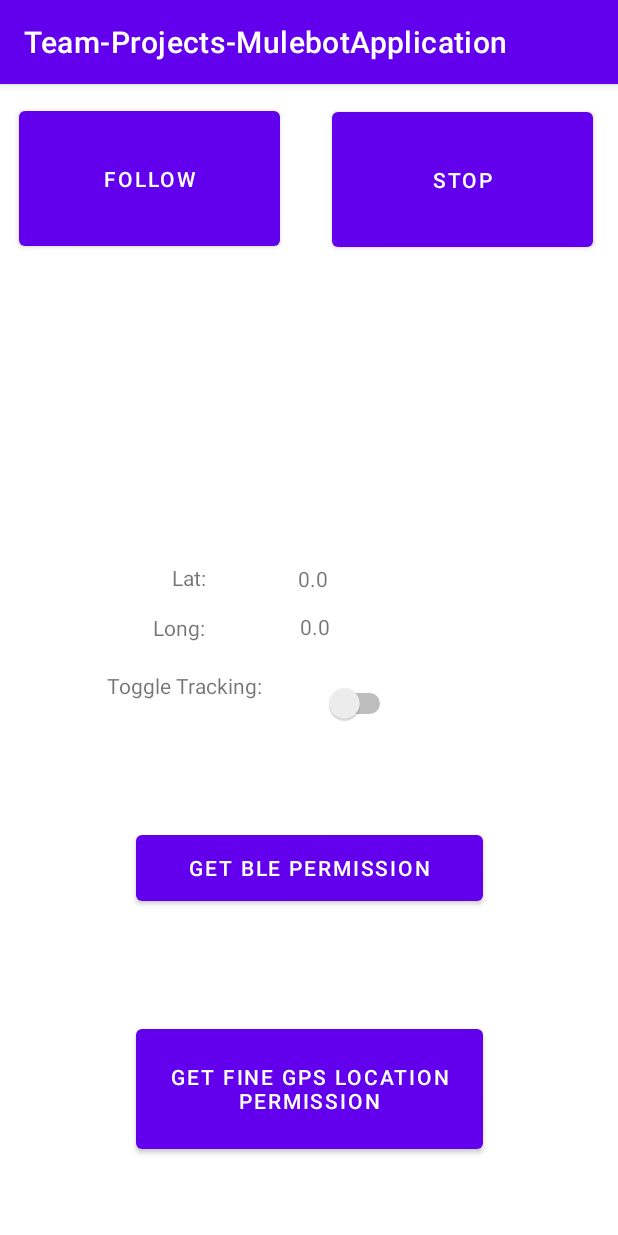
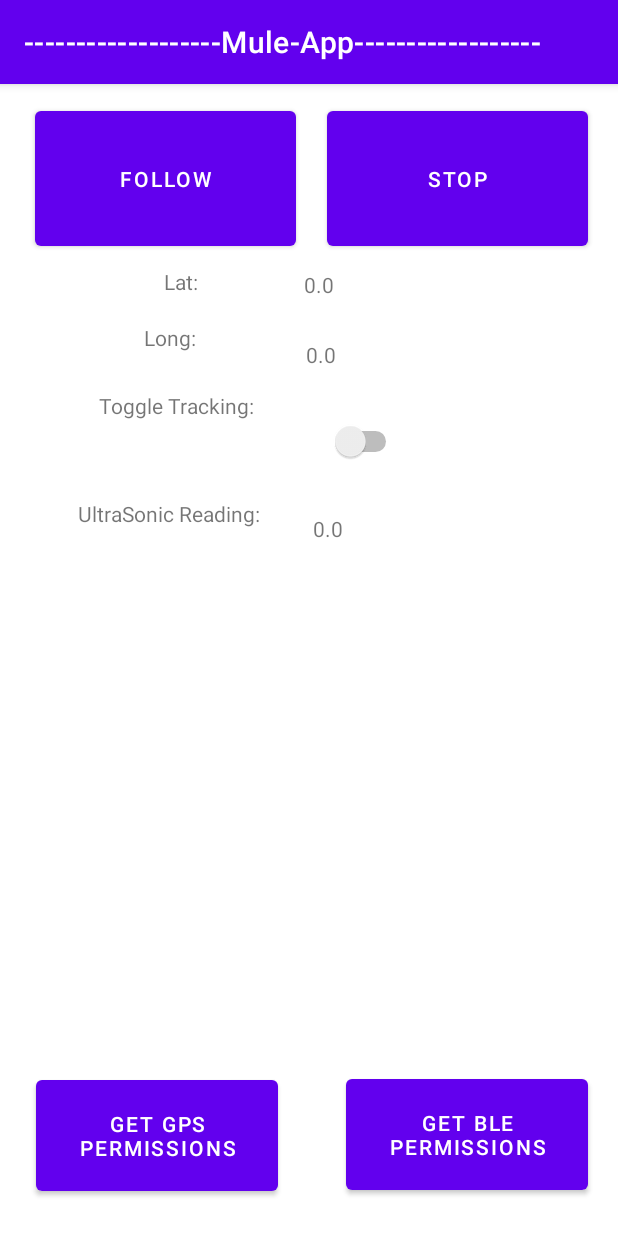
Before and after one commit to brienschmaltz/Team-Projects-Mulebot-MobileApplication, an Android app: the screen it shows after launch (MainActivity), on a phone screen of 412 x 824 dp. Run offline under Robolectric (Android 15) with nearby library versions, the phone set to English and light mode, and no system bars; libraries missing offline, so code that uses them is left out: pub.devrel.easypermissions.

Commit message:
New layout, bluetooth code refactored.

```diff
--- a/app/src/main/java/com/example/team_projects_mulebotapplication/AcceptThread.java
+++ /dev/null
@@ -1,4 +0,0 @@
-package com.example.team_projects_mulebotapplication;
-
-public class AcceptThread {
-}
--- a/app/src/main/java/com/example/team_projects_mulebotapplication/MainActivity.java
+++ b/app/src/main/java/com/example/team_projects_mulebotapplication/MainActivity.java
@@ -16,7 +16,10 @@ import android.location.Location;
 
 import android.os.Bundle;
 import android.view.View;
+import android.widget.AdapterView;
+import android.widget.ArrayAdapter;
 import android.widget.Button;
+import android.widget.ListView;
 import android.widget.Switch;
 import android.widget.TextView;
 import android.widget.Toast;
@@ -28,6 +31,7 @@ import com.google.android.gms.location.LocationResult;
 import com.google.android.gms.location.LocationServices;
 import com.google.android.gms.tasks.OnSuccessListener;
 
+import java.util.ArrayList;
 import java.util.Set;
 
 import pub.devrel.easypermissions.AfterPermissionGranted;
@@ -39,7 +43,6 @@ public class MainActivity extends AppCompatActivity {
     Switch sw_locationupdates;
     String display_null = "Not live tracking";
 
-
     boolean requestingLocationUpdates = false;
 
     //GPS info var creation
@@ -50,6 +53,11 @@ public class MainActivity extends AppCompatActivity {
 
     //Bluetooth var creation
     private final int REQUEST_ENABLE_BT = 4;
+    ListView mDeviceList;
+    private BluetoothAdapter mBluetoothAdapter = null;
+    private Set <BluetoothDevice> mPairedDevices;
+
+    public static String EXTRA_ADDRESS = "device_address";
 
     @Override
     protected void onCreate(Bundle savedInstanceState) {
@@ -60,9 +68,33 @@ public class MainActivity extends AppCompatActivity {
         //Attaching GUI to code
         d_button = findViewById(R.id.d_button);
         d_gps_perm_button = findViewById(R.id.d_gps_perm_button);
+
         tv_lat = findViewById(R.id.tv_lat);
         tv_long = findViewById(R.id.tv_long);
+
         sw_locationupdates = findViewById(R.id.sw_locationupdates);
+        mDeviceList = (ListView)findViewById(R.id.bluetooth_list_view);
+
+        //---------------------------------------
+        //New Bluetooth Code for ListView
+        //---------------------------------------
+
+        BluetoothAdapter mBluetoothAdapter = BluetoothAdapter.getDefaultAdapter();
+
+        if(mBluetoothAdapter == null) {
+            Toast.makeText(getApplicationContext(), "Bluetooth Device Not Available", Toast.LENGTH_LONG).show();
+            finish();
+        }
+        else {
+            if (mBluetoothAdapter.isEnabled()) {
+                listPairedDevices();
+            }
+            else {
+                //Ask to the user turn the bluetooth on
+                Intent enableBtIntent = new Intent(BluetoothAdapter.ACTION_REQUEST_ENABLE);
+                startActivityForResult(enableBtIntent,REQUEST_ENABLE_BT);
+            }
+        }
 
         //Button to get GPS permissions
         d_gps_perm_button.setOnClickListener(new View.OnClickListener() {
@@ -76,6 +108,7 @@ public class MainActivity extends AppCompatActivity {
             public void onClick(View view) {
                 requestBluetoothPermission();
                 requestBluetoothAdminPermission();
+                //startBluetooth();
             }
         });
 
@@ -120,7 +153,7 @@ public class MainActivity extends AppCompatActivity {
     }
 
     //Bluetooth code
-
+/*
     private void startBluetooth() {
 
         //Check for support
@@ -155,6 +188,7 @@ public class MainActivity extends AppCompatActivity {
 
             //Next
 
+
             //Before performing device discovery, it's worth querying the set of paired devices to see if the desired device is already known.
             Set<BluetoothDevice> pairedDevices = bluetoothAdapter.getBondedDevices();
 
@@ -167,9 +201,6 @@ public class MainActivity extends AppCompatActivity {
             }
         }
     }
-    // Unsure what this code is doing
-
-    // More research into bluetooth
 
     // Register for broadcasts when a device is discovered.
     //IntentFilter filter = new IntentFilter(BluetoothDevice.ACTION_FOUND);
@@ -197,6 +228,40 @@ public class MainActivity extends AppCompatActivity {
         unregisterReceiver(receiver);
 
     }
+ */
+    //New Bluetooth code for ListView
+
+    private void listPairedDevices() {
+        mPairedDevices = mBluetoothAdapter.getBondedDevices();
+        ArrayList list = new ArrayList();
+
+        if (mPairedDevices.size() > 0) {
+            for (BluetoothDevice bt : mPairedDevices) {
+                list.add(bt.getName() + "\n" + bt.getAddress());
+            }
+        } else {
+            Toast.makeText(getApplicationContext(), "No Paired Bluetooth Devices Found.", Toast.LENGTH_LONG).show();
+        }
+
+        final ArrayAdapter adapter = new ArrayAdapter(this, android.R.layout.simple_list_item_1, list);
+        mDeviceList.setAdapter(adapter);
+        mDeviceList.setOnItemClickListener(myListClickListener); //Method called when the device from the list is clicked
+    }
+    private AdapterView.OnItemClickListener myListClickListener = new AdapterView.OnItemClickListener()
+    {
+        public void onItemClick (AdapterView av, View v, int arg2, long arg3)
+        {
+            // Get the device MAC address, the last 17 chars in the View
+            String info = ((TextView) v).getText().toString();
+            String address = info.substring(info.length() - 17);
+            // Make an intent to start next activity.
+            //Intent i = new Intent(DeviceListActivity.this, MyCommunicationsActivity.class);
+            //Change the activity.
+            //i.putExtra(EXTRA_ADDRESS, address); //this will be received at CommunicationsActivity
+            //startActivity(i);
+        }
+    };
+
 
     //Next
 
@@ -233,6 +298,7 @@ public class MainActivity extends AppCompatActivity {
                     });
         }
     }
+
     private void updateUI(Location location) {
         tv_lat.setText(String.valueOf(location.getLatitude()));
         tv_long.setText(String.valueOf(location.getLongitude()));
--- a/app/src/main/res/layout/activity_main.xml
+++ b/app/src/main/res/layout/activity_main.xml
@@ -10,47 +10,83 @@
         android:id="@+id/tv_lat"
         android:layout_width="185dp"
         android:layout_height="29dp"
-        android:layout_marginTop="320dp"
-        android:layout_marginEnd="28dp"
-        android:layout_marginRight="28dp"
+        android:layout_marginTop="124dp"
+        android:layout_marginEnd="24dp"
+        android:layout_marginRight="24dp"
         android:text="0.0"
         app:layout_constraintEnd_toEndOf="parent"
         app:layout_constraintTop_toTopOf="parent" />
 
     <TextView
+        android:id="@+id/label_long"
+        android:layout_width="82dp"
+        android:layout_height="29dp"
+        android:layout_marginTop="8dp"
+        android:text="Long:"
+        app:layout_constraintEnd_toStartOf="@+id/tv_long"
+        app:layout_constraintHorizontal_bias="0.788"
+        app:layout_constraintStart_toStartOf="parent"
+        app:layout_constraintTop_toBottomOf="@+id/label_lat" />
+
+    <Switch
+        android:id="@+id/sw_locationupdates"
+        android:layout_width="60dp"
+        android:layout_height="48dp"
+        android:layout_marginEnd="144dp"
+        android:layout_marginRight="144dp"
+        app:layout_constraintBottom_toTopOf="@+id/d_gps_perm_button"
+        app:layout_constraintEnd_toEndOf="parent"
+        app:layout_constraintTop_toBottomOf="@+id/tv_long"
+        app:layout_constraintVertical_bias="0.038" />
+
+    <TextView
         android:id="@+id/tv_long"
         android:layout_width="180dp"
         android:layout_height="28dp"
-        android:layout_marginTop="352dp"
-        android:layout_marginEnd="32dp"
-        android:layout_marginRight="32dp"
+        android:layout_marginEnd="28dp"
+        android:layout_marginRight="28dp"
         android:text="0.0"
         app:layout_constraintBottom_toTopOf="@+id/d_gps_perm_button"
         app:layout_constraintEnd_toEndOf="parent"
-        app:layout_constraintTop_toTopOf="parent"
-        app:layout_constraintVertical_bias="0.0" />
+        app:layout_constraintTop_toBottomOf="@+id/tv_lat"
+        app:layout_constraintVertical_bias="0.037" />
+
+    <TextView
+        android:id="@+id/tv_long2"
+        android:layout_width="180dp"
+        android:layout_height="28dp"
+        android:layout_marginStart="8dp"
+        android:layout_marginLeft="8dp"
+        android:text="0.0"
+        app:layout_constraintBottom_toTopOf="@+id/d_gps_perm_button"
+        app:layout_constraintEnd_toEndOf="parent"
+        app:layout_constraintHorizontal_bias="0.111"
+        app:layout_constraintStart_toEndOf="@+id/label_lat2"
+        app:layout_constraintTop_toBottomOf="@+id/tv_long"
+        app:layout_constraintVertical_bias="0.204" />
 
     <TextView
         android:id="@+id/label_lat"
         android:layout_width="82dp"
         android:layout_height="29dp"
-        android:layout_marginTop="205dp"
+        android:layout_marginTop="8dp"
         android:text="    Lat:"
         app:layout_constraintEnd_toStartOf="@+id/tv_lat"
-        app:layout_constraintHorizontal_bias="0.87"
+        app:layout_constraintHorizontal_bias="0.795"
         app:layout_constraintStart_toStartOf="parent"
         app:layout_constraintTop_toBottomOf="@+id/follow_button" />
 
     <TextView
-        android:id="@+id/label_long"
-        android:layout_width="82dp"
-        android:layout_height="29dp"
-        android:layout_marginTop="4dp"
-        android:text="Long:"
-        app:layout_constraintEnd_toStartOf="@+id/tv_long"
-        app:layout_constraintHorizontal_bias="0.863"
+        android:id="@+id/label_lat2"
+        android:layout_width="146dp"
+        android:layout_height="30dp"
+        android:layout_marginStart="52dp"
+        android:layout_marginLeft="52dp"
+        android:text="UltraSonic Reading:"
+        app:layout_constraintBottom_toTopOf="@+id/d_gps_perm_button"
         app:layout_constraintStart_toStartOf="parent"
-        app:layout_constraintTop_toBottomOf="@+id/label_lat" />
+        app:layout_constraintTop_toBottomOf="@+id/label_long2"
+        app:layout_constraintVertical_bias="0.108" />
 
     <TextView
         android:id="@+id/label_long2"
@@ -61,65 +97,73 @@
         android:text="Toggle Tracking:"
         app:layout_constraintBottom_toTopOf="@+id/d_gps_perm_button"
         app:layout_constraintEnd_toStartOf="@+id/sw_locationupdates"
+        app:layout_constraintHorizontal_bias="0.222"
         app:layout_constraintStart_toStartOf="parent"
         app:layout_constraintTop_toBottomOf="@+id/label_long"
-        app:layout_constraintVertical_bias="0.045" />
+        app:layout_constraintVertical_bias="0.036" />
 
     <Button
         android:id="@+id/follow_button"
         android:layout_width="174dp"
         android:layout_height="102dp"
+        android:layout_marginStart="16dp"
+        android:layout_marginLeft="16dp"
         android:layout_marginTop="12dp"
+        android:layout_marginEnd="16dp"
+        android:layout_marginRight="16dp"
         android:text="@string/follow_string"
         app:layout_constraintBottom_toTopOf="@+id/d_button"
-        app:layout_constraintEnd_toEndOf="parent"
-        app:layout_constraintHorizontal_bias="0.052"
+        app:layout_constraintEnd_toStartOf="@+id/stop_button"
+        app:layout_constraintHorizontal_bias="0.588"
         app:layout_constraintStart_toStartOf="parent"
         app:layout_constraintTop_toTopOf="parent"
         app:layout_constraintVertical_bias="0.0" />
 
     <Button
         android:id="@+id/d_button"
-        android:layout_width="231dp"
-        android:layout_height="56dp"
+        android:layout_width="161dp"
+        android:layout_height="86dp"
+        android:layout_marginBottom="16dp"
         android:text="@string/display_gps_data_string"
-        app:layout_constraintBottom_toTopOf="@+id/d_gps_perm_button"
+        app:layout_constraintBottom_toBottomOf="parent"
         app:layout_constraintEnd_toEndOf="parent"
+        app:layout_constraintHorizontal_bias="0.92"
         app:layout_constraintStart_toStartOf="parent"
-        app:layout_constraintTop_toBottomOf="@+id/sw_locationupdates"
-        app:layout_constraintVertical_bias="0.442" />
+        app:layout_constraintTop_toBottomOf="@+id/tv_long"
+        app:layout_constraintVertical_bias="0.981" />
 
     <Button
         android:id="@+id/d_gps_perm_button"
-        android:layout_width="231dp"
-        android:layout_height="92dp"
-        android:layout_marginBottom="52dp"
+        android:layout_width="161dp"
+        android:layout_height="86dp"
+        android:layout_marginBottom="24dp"
         android:text="@string/get_permissions_string"
         app:layout_constraintBottom_toBottomOf="parent"
         app:layout_constraintEnd_toEndOf="parent"
+        app:layout_constraintHorizontal_bias="0.095"
         app:layout_constraintStart_toStartOf="parent" />
 
     <Button
         android:id="@+id/stop_button"
         android:layout_width="174dp"
         android:layout_height="102dp"
+        android:layout_marginEnd="20dp"
+        android:layout_marginRight="20dp"
         android:text="@string/stop_string"
         app:layout_constraintBottom_toTopOf="@+id/tv_lat"
         app:layout_constraintEnd_toEndOf="parent"
-        app:layout_constraintHorizontal_bias="0.929"
+        app:layout_constraintTop_toTopOf="parent"
+        app:layout_constraintVertical_bias="0.545" />
+
+    <ListView
+        android:id="@+id/bluetooth_list_view"
+        android:layout_width="364dp"
+        android:layout_height="321dp"
+        app:layout_constraintBottom_toBottomOf="parent"
+        app:layout_constraintEnd_toEndOf="parent"
+        app:layout_constraintHorizontal_bias="0.51"
         app:layout_constraintStart_toStartOf="parent"
-        app:layout_constraintTop_toTopOf="parent"
-        app:layout_constraintVertical_bias="0.057" />
-
-    <Switch
-        android:id="@+id/sw_locationupdates"
-        android:layout_width="60dp"
-        android:layout_height="48dp"
-        android:layout_marginEnd="148dp"
-        android:layout_marginRight="148dp"
-        app:layout_constraintBottom_toTopOf="@+id/d_gps_perm_button"
-        app:layout_constraintEnd_toEndOf="parent"
-        app:layout_constraintTop_toBottomOf="@+id/tv_long"
-        app:layout_constraintVertical_bias="0.045" />
+        app:layout_constraintTop_toBottomOf="@+id/tv_long2"
+        app:layout_constraintVertical_bias="0.0" />
 
 </androidx.constraintlayout.widget.ConstraintLayout>
--- a/app/src/main/res/values/strings.xml
+++ b/app/src/main/res/values/strings.xml
@@ -1,9 +1,9 @@
 <resources>
-    <string name="app_name">Team-Projects-MulebotApplication</string>
+    <string name="app_name">-------------------Mule-App------------------</string>
     <string name="follow_string">Follow</string>
     <string name="stop_string">Stop</string>
-    <string name="display_gps_data_string">Get BLE permission</string>
-    <string name="get_permissions_string">Get Fine GPS location permission</string>
+    <string name="display_gps_data_string">Get BLE permissions</string>
+    <string name="get_permissions_string">Get GPS permissions</string>
     <string name="bluetooth_not_supported">Bluetooth not supported</string>
     <string name="ble_not_supported">Bluetooth LE not supported</string>
 </resources>
--- a/build.gradle
+++ b/build.gradle
@@ -5,7 +5,7 @@ buildscript {
         jcenter()
     }
     dependencies {
-        classpath "com.android.tools.build:gradle:4.1.2"
+        classpath 'com.android.tools.build:gradle:7.1.1'
 
         // NOTE: Do not place your application dependencies here; they belong
         // in the individual module build.gradle files
```
Also changed, not shown: app/src/main/java/com/example/team_projects_mulebotapplication/ConnectThread.java (added, +63 -0 lines), gradle/wrapper/gradle-wrapper.properties.
